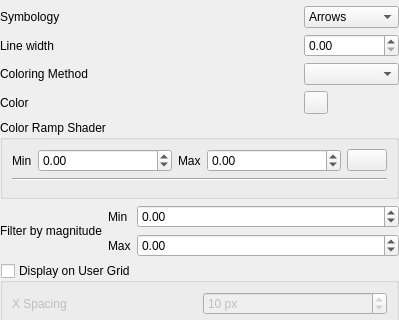
tomkralidis/QGIS, file src/ui/mesh/qgsmeshrenderervectorsettingswidgetbase.ui: the form before one commit; both pictures show x 0 to 399 and y 0 to 320 of the 399 by 861 pixel window.
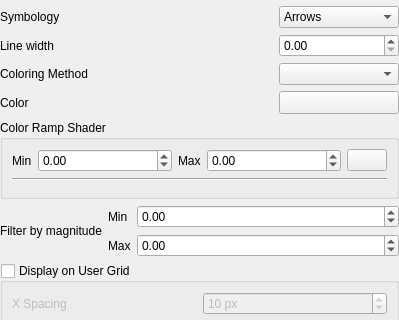
The form after the commit. Icons and pictures are not drawn. Custom widgets are drawn as their Qt base class.

Commit message: Set color widget minimal size to avoid they shrink while resizing dialog

```diff
--- a/src/ui/mesh/qgsmeshrenderervectorsettingswidgetbase.ui
+++ b/src/ui/mesh/qgsmeshrenderervectorsettingswidgetbase.ui
@@ -27,7 +27,14 @@
     <number>0</number>
    </property>
    <item row="5" column="1">
-    <widget class="QgsColorButton" name="mColorWidget"/>
+    <widget class="QgsColorButton" name="mColorWidget">
+     <property name="minimumSize">
+      <size>
+       <width>120</width>
+       <height>0</height>
+      </size>
+     </property>
+    </widget>
    </item>
    <item row="4" column="1">
     <widget class="QComboBox" name="mColoringMethodComboBox"/>
```
The commit also changes 1 other file.
